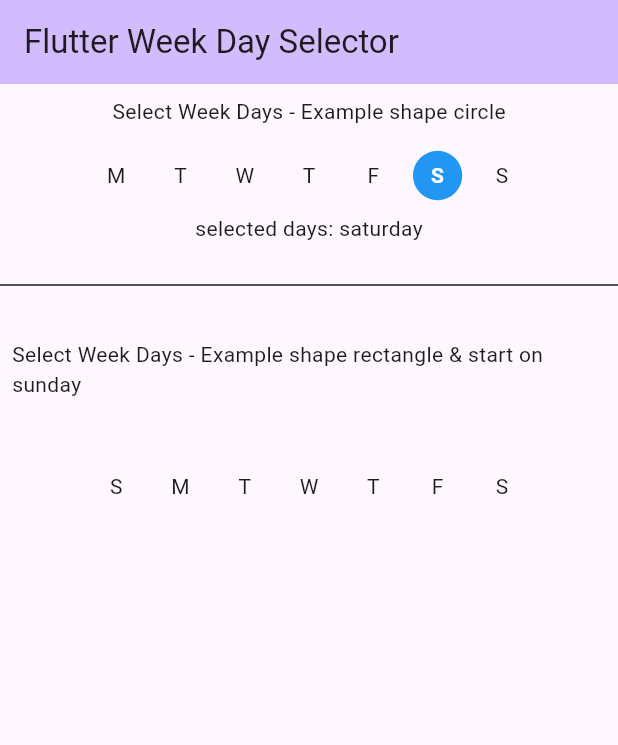
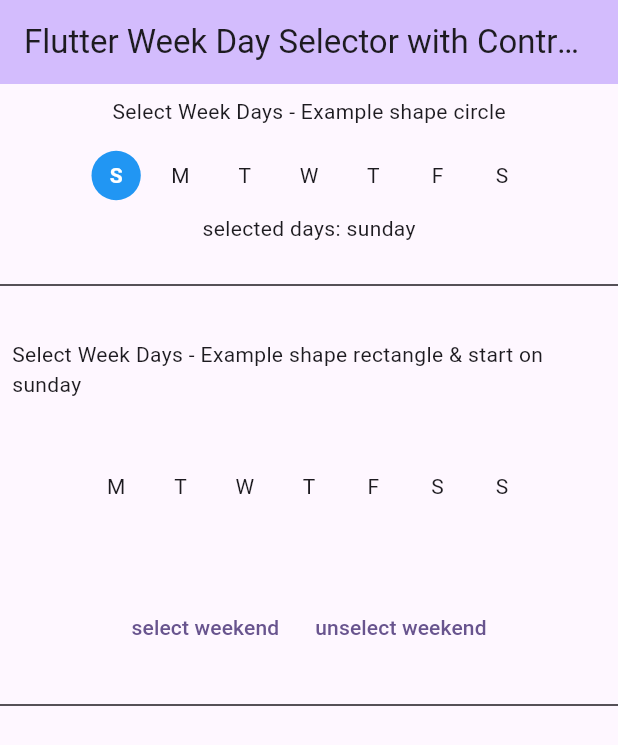
Before and after one commit to devbathani/flutter_weekday_selector, a Flutter app: the screen it shows after launch, after a tap on an icon or button, on a phone screen of 412 x 824 dp. Shown: the top 745 px of the screen. Run offline on Flutter 3.47's test engine with Material 3 defaults, Android fonts, the phone set to English and light mode, and no system bars.

Commit message:
Add WeekDaySelector controller, fixes #3

````diff
--- a/example/lib/main.dart
+++ b/example/lib/main.dart
@@ -13,7 +13,7 @@ class MyApp extends StatelessWidget {
   @override
   Widget build(BuildContext context) {
     return MaterialApp(
-      title: 'Flutter Week Day Selector',
+      title: 'Flutter Week Day Selector with Controller',
       theme: ThemeData(
         colorScheme: ColorScheme.fromSeed(seedColor: Colors.deepPurple),
         useMaterial3: true,
@@ -32,13 +32,17 @@ class MyHomePage extends StatefulWidget {
 
 class _MyHomePageState extends State<MyHomePage> {
   List<String> daysSelected = [];
+  WeekDaySelectorController weekDaySelectorController =
+      WeekDaySelectorController();
+  WeekDaySelectorController weekDaySelectorController2 =
+      WeekDaySelectorController();
 
   @override
   Widget build(BuildContext context) {
     return Scaffold(
       appBar: AppBar(
         backgroundColor: Theme.of(context).colorScheme.inversePrimary,
-        title: const Text("Flutter Week Day Selector"),
+        title: const Text("Flutter Week Day Selector with Controller"),
       ),
       body: Center(
         child: Column(
@@ -48,10 +52,11 @@ class _MyHomePageState extends State<MyHomePage> {
               child: Text("Select Week Days - Example shape circle"),
             ),
             WeekDaySelector(
+              controller: weekDaySelectorController,
               width: 300,
               height: 50,
               shape: BoxShape.circle,
-              weekDayStart: WeekDayName.monday,
+              weekDayStart: WeekDayName.sunday,
               onSubmitted: (day) {
                 if (kDebugMode) {
                   print(
@@ -87,10 +92,11 @@ class _MyHomePageState extends State<MyHomePage> {
                   "Select Week Days - Example shape rectangle & start on sunday"),
             ),
             WeekDaySelector(
+              controller: weekDaySelectorController2,
               width: 300,
               height: 100,
               shape: BoxShape.rectangle,
-              weekDayStart: WeekDayName.sunday,
+              weekDayStart: WeekDayName.monday,
               onSubmitted: (day) {
                 if (kDebugMode) {
                   print(
@@ -101,6 +107,35 @@ class _MyHomePageState extends State<MyHomePage> {
             const SizedBox(
               height: 20,
             ),
+            Row(
+              children: [
+                const Spacer(),
+                TextButton(
+                    onPressed: () {
+                      weekDaySelectorController2.setSaturday(isSelected: true);
+                      weekDaySelectorController2.setSunday(isSelected: true);
+                    },
+                    child: const Text("select weekend")),
+                TextButton(
+                    onPressed: () {
+                      weekDaySelectorController2.setSaturday(isSelected: false);
+                      weekDaySelectorController2.setSunday(isSelected: false);
+                    },
+                    child: const Text("unselect weekend")),
+                const Spacer()
+              ],
+            ),
+            const SizedBox(
+              height: 20,
+            ),
+            Center(
+              child: SizedBox(
+                width: 500,
+                child: Divider(
+                  color: Theme.of(context).colorScheme.onSurface,
+                ),
+              ),
+            ),
           ],
         ),
       ),
--- a/lib/flutter_weekday_selector.dart
+++ b/lib/flutter_weekday_selector.dart
@@ -3,3 +3,4 @@ library flutter_weekday_selector;
 export 'package:flutter_weekday_selector/src/week_day_list_entity.dart';
 
 export 'src/week_day_selection_widget.dart';
+export 'src/week_day_selector_controller.dart';
--- a/lib/src/week_day_list_entity.dart
+++ b/lib/src/week_day_list_entity.dart
@@ -1,11 +1,10 @@
 ///WeekDays List Entity [Model]
-class WeekDaysList {
-  final String week;
-  final String name;
+class WeekDay {
+  String week;
+  String name;
   bool isSelected;
 
-  WeekDaysList(
-      {required this.week, required this.name, required this.isSelected});
+  WeekDay({required this.week, required this.name, required this.isSelected});
 }
 
 enum WeekDayName {
--- a/lib/src/week_day_selection_widget.dart
+++ b/lib/src/week_day_selection_widget.dart
@@ -1,5 +1,6 @@
 import 'package:flutter/material.dart';
 import 'package:flutter_weekday_selector/src/week_day_list_entity.dart';
+import 'package:flutter_weekday_selector/src/week_day_selector_controller.dart';
 import 'package:flutter_weekday_selector/src/week_days_list_build.dart';
 
 ///Week day selector widget
@@ -7,6 +8,7 @@ class WeekDaySelector extends StatefulWidget {
   const WeekDaySelector({
     super.key,
     required this.onSubmitted,
+    this.controller,
     this.height = 100,
     this.width,
     this.shape,
@@ -15,8 +17,11 @@ class WeekDaySelector extends StatefulWidget {
     this.dayUnselectedColor,
     this.style,
     this.styleSelected,
-    this.weekDayStart = WeekDayName.monday,
+    this.weekDayStart = WeekDayName.sunday,
   });
+
+  ///Week day selector controller
+  final WeekDaySelectorController? controller;
 
   ///Week day start
   final WeekDayName weekDayStart;
@@ -46,7 +51,7 @@ class WeekDaySelector extends StatefulWidget {
   final BoxBorder? border;
 
   ///Function to listen for selected day
-  final Function(WeekDaysList) onSubmitted;
+  final Function(WeekDay) onSubmitted;
 
   @override
   State<WeekDaySelector> createState() => _WeekDaySelectorState();
@@ -54,13 +59,17 @@ class WeekDaySelector extends StatefulWidget {
 
 class _WeekDaySelectorState extends State<WeekDaySelector> {
   ///Week day list
-  late List<WeekDaysList> weekDays;
+  late List<WeekDay> weekDays;
+  late final WeekDaySelectorController controller;
 
   @override
   void initState() {
     super.initState();
     weekDays =
         WeekDaysListBuild(dayStart: widget.weekDayStart.text).weekDaysList;
+    controller =
+        widget.controller ?? WeekDaySelectorController(weekDaysList: weekDays);
+    controller.setWeekDaysList(weekDays);
   }
 
   ///Select on drag
@@ -68,21 +77,35 @@ class _WeekDaySelectorState extends State<WeekDaySelector> {
 
   ///Function to select weekday
   selectWeekDays(int index, {bool? isSelected}) {
-    if (isSelected != null) {
-      setState(() {
-        weekDays[index].isSelected = isSelected;
-      });
-      return;
-    }
-
-    if (weekDays[index].isSelected) {
-      setState(() {
-        weekDays[index].isSelected = false;
-      });
-    } else {
-      setState(() {
-        weekDays[index].isSelected = true;
-      });
+    switch (weekDays[index].name) {
+      case "monday":
+        controller.setMonday(
+            isSelected: isSelected ?? !controller.monday.isSelected);
+        break;
+      case "tuesday":
+        controller.setTuesday(
+            isSelected: isSelected ?? !controller.tuesday.isSelected);
+        break;
+      case "wednesday":
+        controller.setWednesday(
+            isSelected: isSelected ?? !controller.wednesday.isSelected);
+        break;
+      case "thursday":
+        controller.setThursday(
+            isSelected: isSelected ?? !controller.thursday.isSelected);
+        break;
+      case "friday":
+        controller.setFriday(
+            isSelected: isSelected ?? !controller.friday.isSelected);
+        break;
+      case "saturday":
+        controller.setSaturday(
+            isSelected: isSelected ?? !controller.saturday.isSelected);
+        break;
+      case "sunday":
+        controller.setSunday(
+            isSelected: isSelected ?? !controller.sunday.isSelected);
+        break;
     }
   }
 
@@ -94,6 +117,11 @@ class _WeekDaySelectorState extends State<WeekDaySelector> {
     final double withIcon = widget.width == null
         ? (defaultWith - 70) / 7
         : (widget.width! - 70) / 7;
+
+    return AnimatedBuilder(
+      animation: controller,
+      builder: (BuildContext context, _) {
+        weekDays = controller.weekDaysList;
 
         return SizedBox(
           width: defaultWith,
@@ -157,5 +185,7 @@ class _WeekDaySelectorState extends State<WeekDaySelector> {
                 },
               )),
         );
+      },
+    );
   }
 }
--- /dev/null
+++ b/lib/src/week_day_selector_controller.dart
@@ -0,0 +1,122 @@
+import 'package:flutter/foundation.dart';
+import 'package:flutter/material.dart';
+import 'package:flutter_weekday_selector/flutter_weekday_selector.dart';
+
+///WeekDaySelectorController is the controller for the WeekDaySelector
+///It is used to control the state of the WeekDaySelector
+///It is used to get the state of the WeekDaySelector
+///
+///Example
+///```dart
+///WeekDaySelectorController weekDaySelectorController = WeekDaySelectorController();
+///
+/// //update Monday same values [name], [isSelected]
+/// weekDaySelectorController.setMonday(isSelected: true);
+///
+/// ```
+///
+class WeekDaySelectorController extends ChangeNotifier {
+  List<WeekDay> _weekDaysList = [];
+
+  get weekDaysList => _weekDaysList;
+
+  WeekDaySelectorController({List<WeekDay>? weekDaysList}) {
+    // _weekDaysList =
+    //     weekDaysList ?? WeekDaysListBuild(dayStart: "sunday").weekDaysList;
+  }
+
+  setWeekDaysList(wL) {
+    _weekDaysList = wL;
+  }
+
+  ///Monday
+  WeekDay get monday =>
+      _weekDaysList[_weekDaysList.indexWhere((e) => e.name == "monday")];
+
+  ///set Monday values  [name], [isSelected]
+  setMonday({String? name, bool? isSelected}) {
+    WeekDay d =
+        _weekDaysList[_weekDaysList.indexWhere((e) => e.name == "monday")];
+    d.isSelected = isSelected ?? !d.isSelected;
+    d.name = name ?? d.name;
+    notifyListeners();
+  }
+
+  ///Tuesday
+  WeekDay get tuesday =>
+      _weekDaysList[_weekDaysList.indexWhere((e) => e.name == "tuesday")];
+
+  ///set Tuesday [name], [isSelected]
+  setTuesday({String? name, bool? isSelected}) {
+    WeekDay d =
+        _weekDaysList[_weekDaysList.indexWhere((e) => e.name == "tuesday")];
+    d.isSelected = isSelected ?? !d.isSelected;
+    d.name = name ?? d.name;
+    notifyListeners();
+  }
+
+  ///Wednesday
+  WeekDay get wednesday =>
+      _weekDaysList[_weekDaysList.indexWhere((e) => e.name == "wednesday")];
+
+  ///set Wednesday values [name], [isSelected]
+  setWednesday({String? name, bool? isSelected}) {
+    WeekDay d =
+        _weekDaysList[_weekDaysList.indexWhere((e) => e.name == "wednesday")];
+    d.isSelected = isSelected ?? !d.isSelected;
+    d.name = name ?? d.name;
+    notifyListeners();
+  }
+
+  ///Thursday
+  WeekDay get thursday =>
+      _weekDaysList[_weekDaysList.indexWhere((e) => e.name == "thursday")];
+
+  ///set Thursday values [name], [isSelected]
+  setThursday({String? name, bool? isSelected}) {
+    WeekDay d =
+        _weekDaysList[_weekDaysList.indexWhere((e) => e.name == "thursday")];
+    d.isSelected = isSelected ?? !d.isSelected;
+    d.name = name ?? d.name;
+    notifyListeners();
+  }
+
+  ///Friday
+  WeekDay get friday =>
+      _weekDaysList[_weekDaysList.indexWhere((e) => e.name == "friday")];
+
+  ///set Friday values  [name], [isSelected]
+  setFriday({String? name, bool? isSelected}) {
+    WeekDay d =
+        _weekDaysList[_weekDaysList.indexWhere((e) => e.name == "friday")];
+    d.isSelected = isSelected ?? !d.isSelected;
+    d.name = name ?? d.name;
+    notifyListeners();
+  }
+
+  ///Saturday
+  WeekDay get saturday =>
+      _weekDaysList[_weekDaysList.indexWhere((e) => e.name == "saturday")];
+
+  ///set Saturday values  [name], [isSelected]
+  setSaturday({String? name, bool? isSelected}) {
+    WeekDay d =
+        _weekDaysList[_weekDaysList.indexWhere((e) => e.name == "saturday")];
+    d.isSelected = isSelected ?? !d.isSelected;
+    d.name = name ?? d.name;
+    notifyListeners();
+  }
+
+  ///Sunday
+  WeekDay get sunday =>
+      _weekDaysList[_weekDaysList.indexWhere((e) => e.name == "sunday")];
+
+  ///set Sunday values  [name], [isSelected]
+  setSunday({String? name, bool? isSelected}) {
+    WeekDay d =
+        _weekDaysList[_weekDaysList.indexWhere((e) => e.name == "sunday")];
+    d.isSelected = isSelected ?? !d.isSelected;
+    d.name = name ?? d.name;
+    notifyListeners();
+  }
+}
--- a/lib/src/week_days_list_build.dart
+++ b/lib/src/week_days_list_build.dart
@@ -2,11 +2,11 @@ import 'package:flutter_weekday_selector/flutter_weekday_selector.dart' as fws;
 
 class WeekDaysListBuild {
   final String dayStart;
-  late final List<fws.WeekDaysList> weekDaysList;
+  late final List<fws.WeekDay> weekDaysList;
 
   WeekDaysListBuild({required this.dayStart}) {
     int index = _weekDaysList.indexWhere((element) => element.name == dayStart);
-    List<fws.WeekDaysList> weekDaysListTemp = [];
+    List<fws.WeekDay> weekDaysListTemp = [];
     final int wLength = _weekDaysList.length;
     for (int i = 0; i < wLength; i++) {
       var indexx = (i + index) % wLength;
@@ -15,13 +15,13 @@ class WeekDaysListBuild {
     weekDaysList = weekDaysListTemp;
   }
 
-  final List<fws.WeekDaysList> _weekDaysList = [
-    fws.WeekDaysList(week: "M", name: "monday", isSelected: false),
-    fws.WeekDaysList(week: "T", name: "tuesday", isSelected: false),
-    fws.WeekDaysList(week: "W", name: "wednesday", isSelected: false),
-    fws.WeekDaysList(week: "T", name: "thursday", isSelected: false),
-    fws.WeekDaysList(week: "F", name: "friday", isSelected: false),
-    fws.WeekDaysList(week: "S", name: "saturday", isSelected: false),
-    fws.WeekDaysList(week: "S", name: "sunday", isSelected: false),
+  final List<fws.WeekDay> _weekDaysList = [
+    fws.WeekDay(week: "M", name: "monday", isSelected: false),
+    fws.WeekDay(week: "T", name: "tuesday", isSelected: false),
+    fws.WeekDay(week: "W", name: "wednesday", isSelected: false),
+    fws.WeekDay(week: "T", name: "thursday", isSelected: false),
+    fws.WeekDay(week: "F", name: "friday", isSelected: false),
+    fws.WeekDay(week: "S", name: "saturday", isSelected: false),
+    fws.WeekDay(week: "S", name: "sunday", isSelected: false),
   ];
 }
````
Also changed, not shown: example/pubspec.lock. Lines whose indentation alone changed are shown as unchanged.
